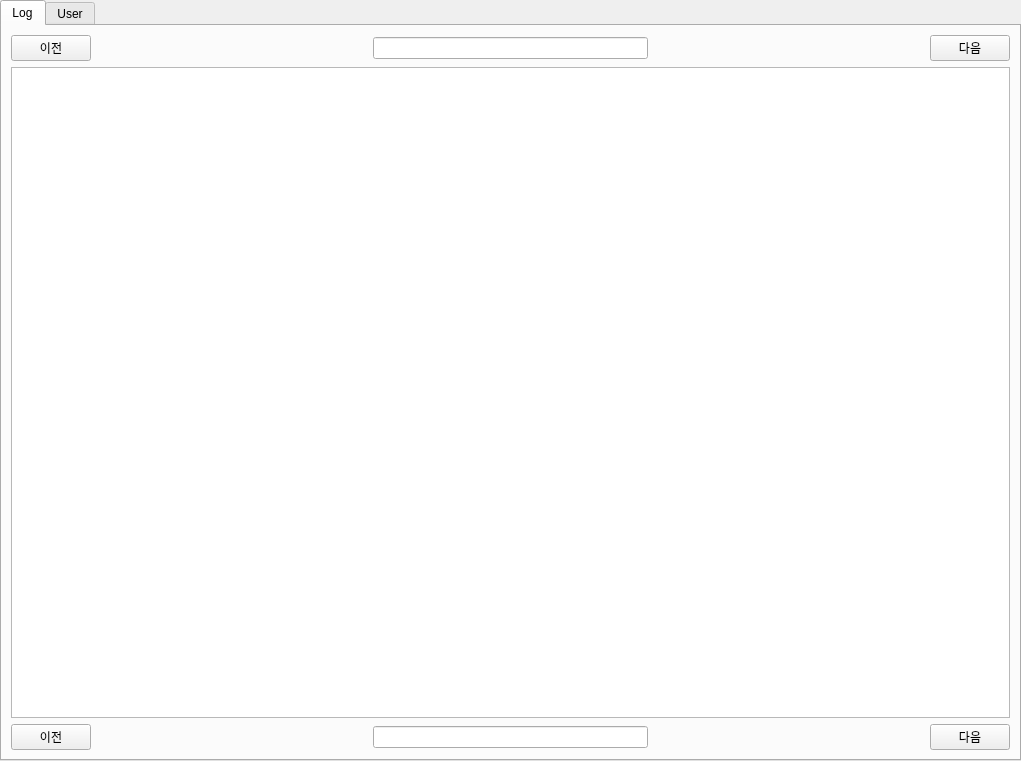
Qt form ui/auto_log_program.ui (seraph92/win32_test) before a commit.
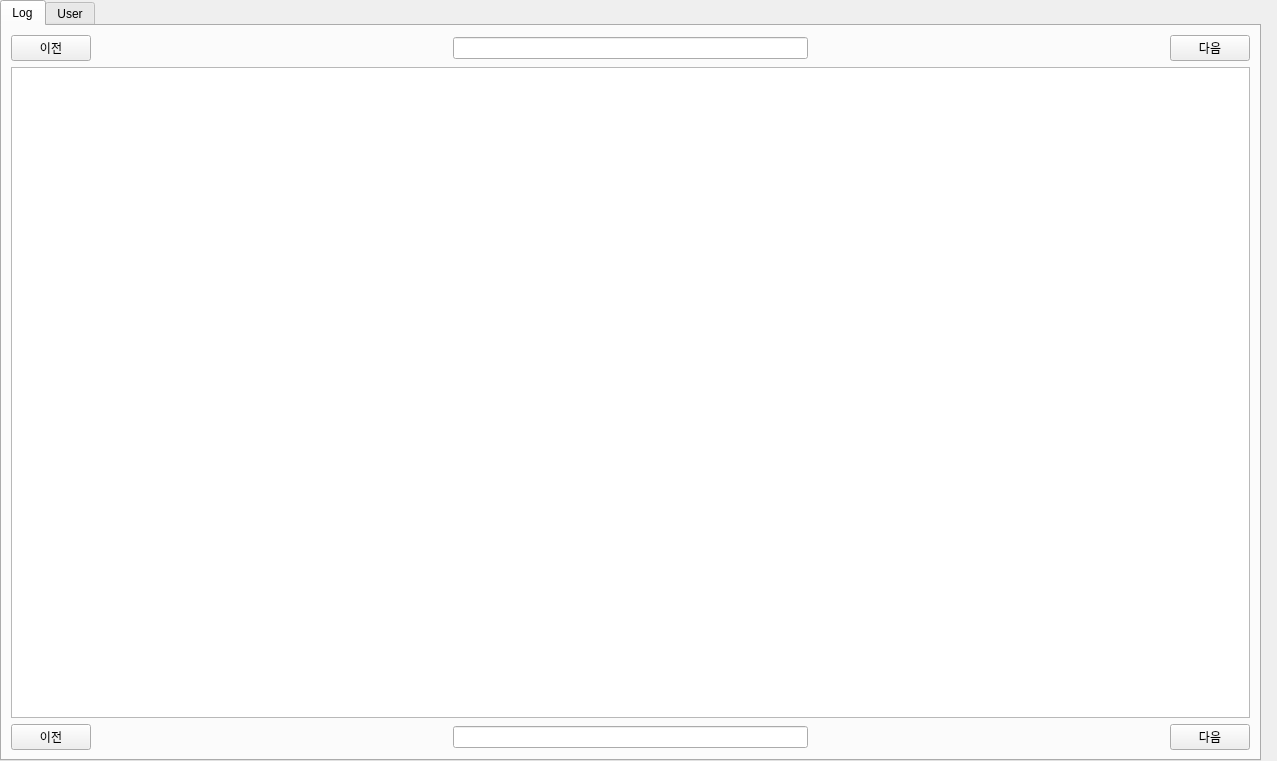
The same form after that commit.

```diff
--- a/ui/auto_log_program.ui
+++ b/ui/auto_log_program.ui
@@ -2,6 +2,14 @@
 <ui version="4.0">
  <class>logMonForm</class>
  <widget class="QWidget" name="logMonForm">
+  <property name="geometry">
+   <rect>
+    <x>0</x>
+    <y>0</y>
+    <width>1277</width>
+    <height>761</height>
+   </rect>
+  </property>
   <property name="windowTitle">
    <string>Form</string>
   </property>
@@ -10,7 +18,7 @@
     <rect>
      <x>0</x>
      <y>0</y>
-     <width>1021</width>
+     <width>1261</width>
      <height>761</height>
     </rect>
    </property>
@@ -81,6 +89,9 @@
        <property name="selectionBehavior">
         <enum>QAbstractItemView::SelectRows</enum>
        </property>
+       <attribute name="horizontalHeaderDefaultSectionSize">
+        <number>50</number>
+       </attribute>
       </widget>
      </item>
      <item>
```
Left out of the diff: 3 changed lines with no effect on the pictures.
